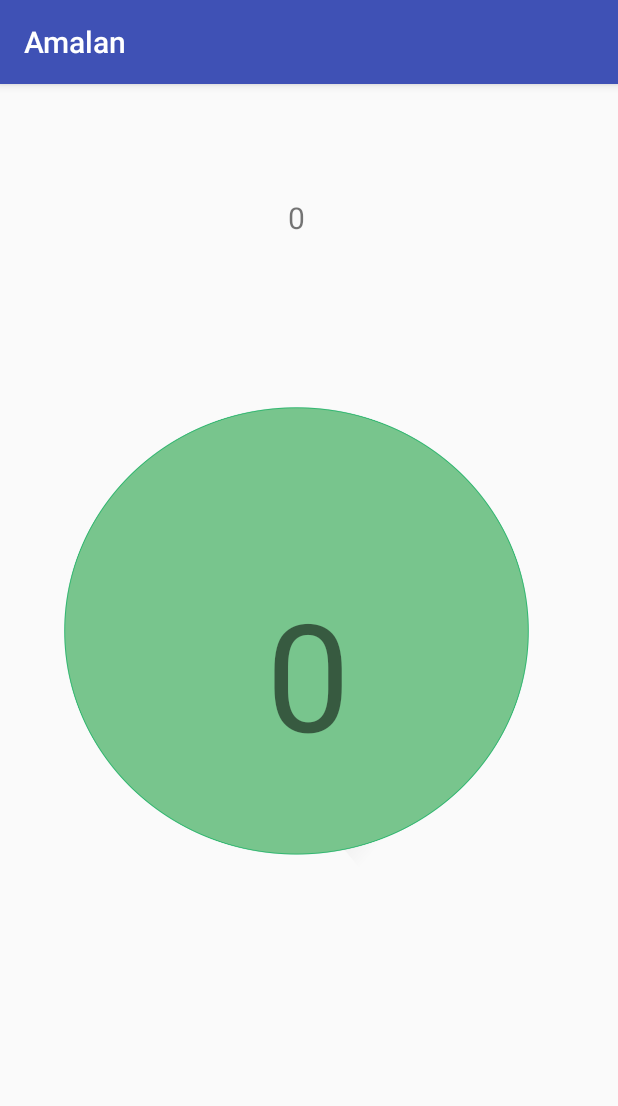
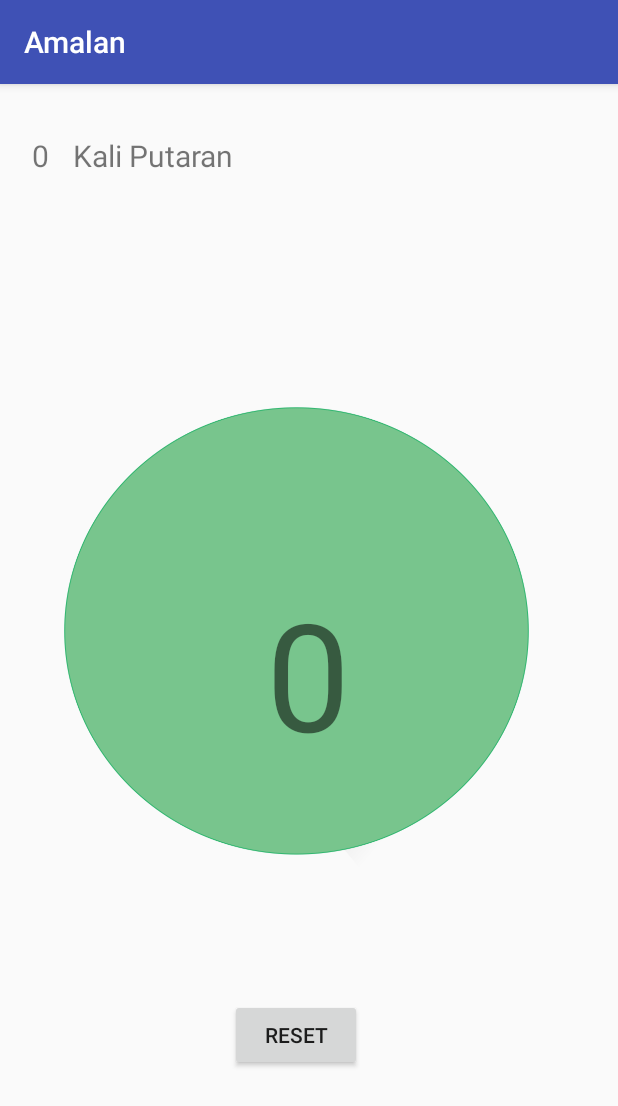
Before and after one commit to arifbugaresa/Kapsel-Amalan, an Android app: the TasbihActivity screen opened directly, with no data from a screen before it, on a phone screen of 412 x 824 dp. Shown: the top 1106 px of the screen. Run offline under Robolectric (Android 15) with nearby library versions, the phone set to English and light mode, and no system bars.

Commit message:
sudah ditambahkan button reset

```diff
--- a/app/src/main/java/com/example/arip/amalan/TasbihActivity.java
+++ b/app/src/main/java/com/example/arip/amalan/TasbihActivity.java
@@ -6,11 +6,14 @@ import android.os.Bundle;
 import android.view.View;
 import android.widget.ImageButton;
 import android.widget.TextView;
+import android.widget.Button;
 
 public class TasbihActivity extends AppCompatActivity {
 
     //deklarasi tombol
     private ImageButton Counter;
+    private Button reset;
+
     int qty=0,putaran=-1;
 
     @Override
@@ -20,6 +23,9 @@ public class TasbihActivity extends AppCompatActivity {
 
         //inisialisasi Imagetombol
         Counter = (ImageButton)findViewById(R.id.ibTambahTasbih);
+
+        //inisialisasi button
+        reset = (Button)findViewById(R.id.btnReset);
 
         //fungsi Imagetombol
         Counter.setOnClickListener(new View.OnClickListener()
@@ -57,5 +63,22 @@ public class TasbihActivity extends AppCompatActivity {
             }
         });
 
+        //tombol reset diklik
+        reset.setOnClickListener(new View.OnClickListener() {
+            @Override
+            public void onClick(View view) {
+                qty = 0;
+                putaran = -1;
+
+                //ngebuat tampilkan putaran 0
+                TextView kelipatan = (TextView) findViewById(R.id.tvTasbihkelipatan);
+                kelipatan.setText("0");
+
+                //buat tampilan jumlahnya 0
+                TextView jumlah = (TextView) findViewById(R.id.tvTasbih);
+                jumlah.setText("0");
+            }
+        });
+
     }
 }
--- a/app/src/main/res/layout/activity_tasbih.xml
+++ b/app/src/main/res/layout/activity_tasbih.xml
@@ -9,8 +9,8 @@
     <RelativeLayout
         android:layout_width="395dp"
         android:layout_height="715dp"
-        tools:layout_editor_absoluteX="8dp"
-        tools:layout_editor_absoluteY="-11dp">
+        tools:layout_editor_absoluteX="0dp"
+        tools:layout_editor_absoluteY="0dp">
 
         <ImageButton
             android:id="@+id/ibTambahTasbih"
@@ -31,9 +31,30 @@
             android:layout_width="wrap_content"
             android:layout_height="wrap_content"
             android:layout_alignParentTop="true"
+            android:layout_marginEnd="10dp"
+            android:layout_marginTop="34dp"
+            android:layout_toStartOf="@+id/ibTambahTasbih"
+            android:text="0"
+            android:textSize="20dp" />
+
+        <Button
+            android:id="@+id/btnReset"
+            android:layout_width="wrap_content"
+            android:layout_height="wrap_content"
+            android:layout_alignParentBottom="true"
             android:layout_centerHorizontal="true"
-            android:layout_marginTop="75dp"
-            android:text="0"
+            android:layout_marginBottom="57dp"
+            android:text="Reset" />
+
+        <TextView
+            android:id="@+id/textView7"
+            android:layout_width="wrap_content"
+            android:layout_height="wrap_content"
+            android:layout_alignBaseline="@+id/tvTasbihkelipatan"
+            android:layout_alignBottom="@+id/tvTasbihkelipatan"
+            android:layout_alignStart="@+id/ibTambahTasbih"
+            android:layout_marginStart="6dp"
+            android:text="Kali Putaran"
             android:textSize="20dp"/>
     </RelativeLayout>
 
```
